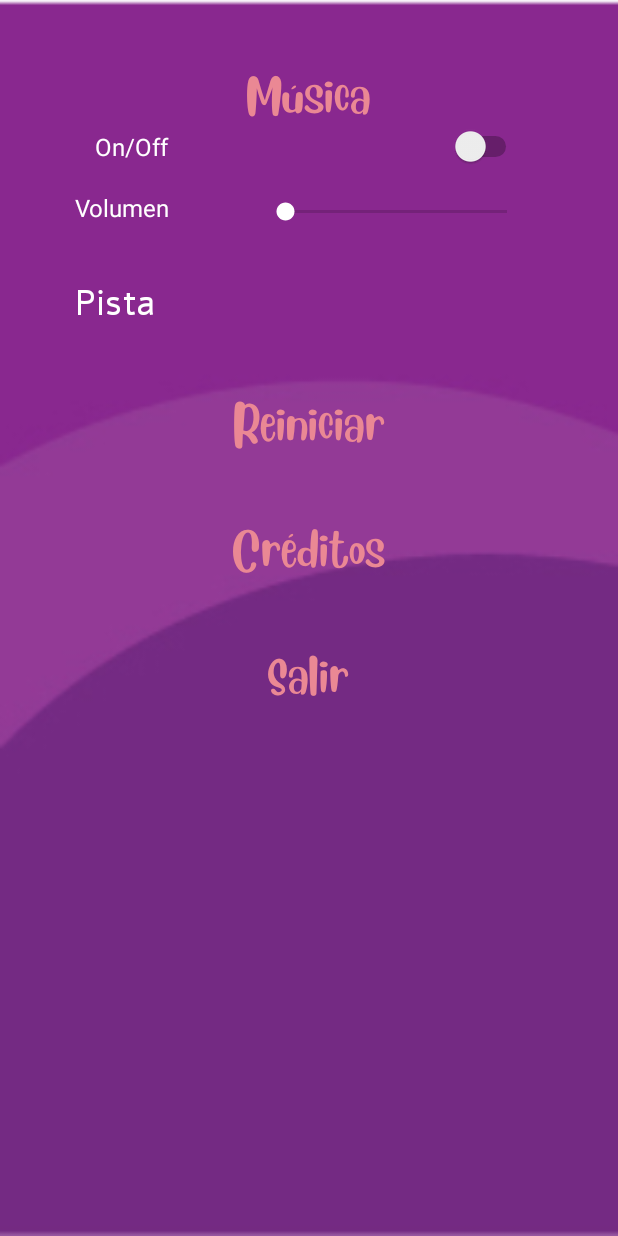
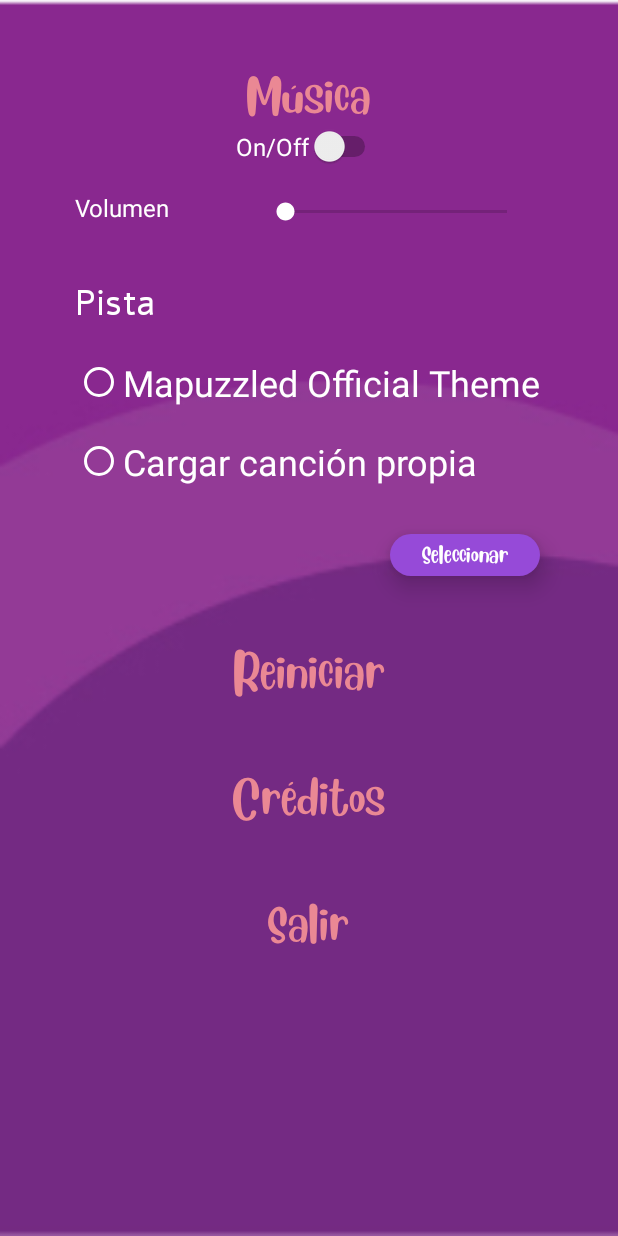
Before and after one commit to avidalfer/PuzzleGame, an Android app: the layout fragment_scrolling_options.xml on its own in the app's theme, with its tools: preview values and no code run, on a phone screen of 412 x 824 dp. Run offline under Robolectric (Android 15) with nearby library versions, the phone set to English and light mode, and no system bars.

Commit message:
`fragment_scrolling_options.xml a medias con primer botón`

```diff
--- a/app/src/main/java/com/example/puzzlegame/navigationDrawer.java
+++ b/app/src/main/java/com/example/puzzlegame/navigationDrawer.java
@@ -39,7 +39,7 @@ public class navigationDrawer extends AppCompatActivity {
         // Passing each menu ID as a set of Ids because each
         // menu should be considered as top level destinations.
         mAppBarConfiguration = new AppBarConfiguration.Builder(
-                R.id.nav_home, R.id.nav_gallery, R.id.nav_slideshow)
+                R.id.fragment_scrolling_options, R.id.fragmentHelp)
                 .setDrawerLayout(drawer)
                 .build();
         NavController navController = Navigation.findNavController(this, R.id.nav_host_fragment);
--- a/app/src/main/res/layout/fragment_scrolling_options.xml
+++ b/app/src/main/res/layout/fragment_scrolling_options.xml
@@ -30,7 +30,7 @@
             android:layout_width="wrap_content"
             android:layout_height="wrap_content"
             android:layout_gravity="center"
-            android:text="On/Off                                               "
+            android:text="@string/on_off"
             android:textAllCaps="false"
             android:textColor="?attr/colorAccent"
             android:textSize="16dp" />
@@ -41,7 +41,7 @@
             android:layout_height="wrap_content"
             android:layout_marginStart="50dp"
             android:layout_marginTop="16dp"
-            android:layout_marginRight="64dp"
+            android:layout_marginEnd="64dp"
             android:text="@string/volumen"
             android:layout_alignParentStart="true"
             android:textSize="16dp"
@@ -66,9 +66,43 @@
             android:layout_height="wrap_content"
             android:layout_gravity="left"
             android:layout_marginTop="20dp"
-            android:layout_marginLeft="50dp"
-            android:text="Pista"
+            android:layout_marginStart="50dp"
+            android:text="@string/pista"
             android:textSize="24sp" />
+
+        <RadioButton
+            android:id="@+id/radioButton"
+            android:layout_width="wrap_content"
+            android:layout_height="wrap_content"
+            android:layout_gravity="left"
+            android:layout_marginStart="50dp"
+            android:layout_marginTop="20dp"
+            android:buttonTint="@color/cardview_light_background"
+            android:text="@string/mapuzzled_official_theme"
+            android:textColor="?attr/colorAccent"
+            android:textSize="24sp" />
+        <RadioButton
+            android:id="@+id/radioButton2"
+            android:layout_width="wrap_content"
+            android:layout_height="wrap_content"
+            android:layout_gravity="left"
+            android:layout_marginStart="50dp"
+            android:layout_marginTop="20dp"
+            android:buttonTint="@color/cardview_light_background"
+            android:text="@string/cargar_canci_n_propia"
+            android:textColor="?attr/colorAccent"
+            android:textSize="24sp" />
+        <Button
+            android:id="@+id/btn_newGame"
+            style="@style/SmallPurpleButton"
+            android:layout_width="100dp"
+            android:layout_marginTop="32dp"
+            android:layout_marginStart="260dp"
+            android:text="@string/select"
+            app:layout_constraintEnd_toEndOf="parent"
+            app:layout_constraintHorizontal_bias="0.495"
+            app:layout_constraintStart_toStartOf="parent"
+            app:layout_constraintTop_toBottomOf="@+id/radioButton2" />
 
         <TextView
             style="@style/CreditTitlesText"
--- a/app/src/main/res/values/strings.xml
+++ b/app/src/main/res/values/strings.xml
@@ -11,6 +11,7 @@
     <string name="musica">Música</string>
     <string name="reiniciar">Reiniciar</string>
     <string name="help">Help</string>
+    <string name="select">Seleccionar</string>
     <string name="creditos">Créditos</string>
     <string name="salir">Salir</string>
     <string name="select_level">Selecciona el nivel \n de dificultad</string>
@@ -120,4 +121,8 @@
     <string name="menu_slideshow">Slideshow</string>
     <!-- TODO: Remove or change this placeholder text -->
     <string name="hello_blank_fragment">Hello blank fragment</string>
+    <string name="on_off">On/Off</string>
+    <string name="cargar_canci_n_propia">Cargar canción propia</string>
+    <string name="mapuzzled_official_theme">Mapuzzled Official Theme</string>
+    <string name="pista">Pista</string>
 </resources>
```
